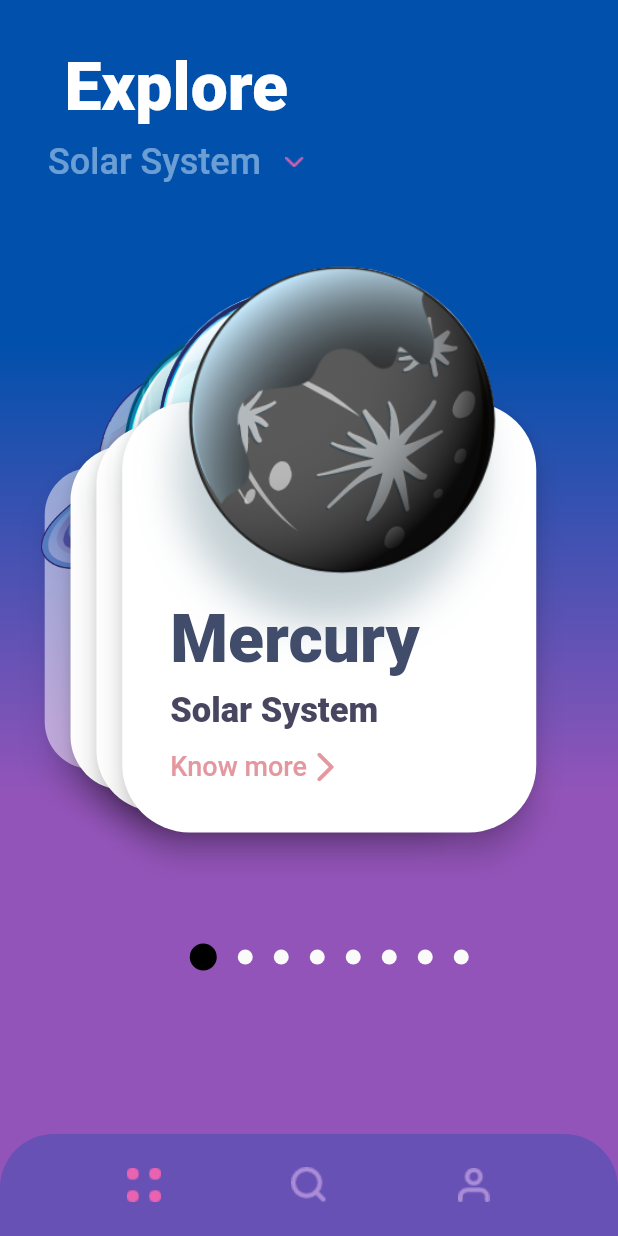
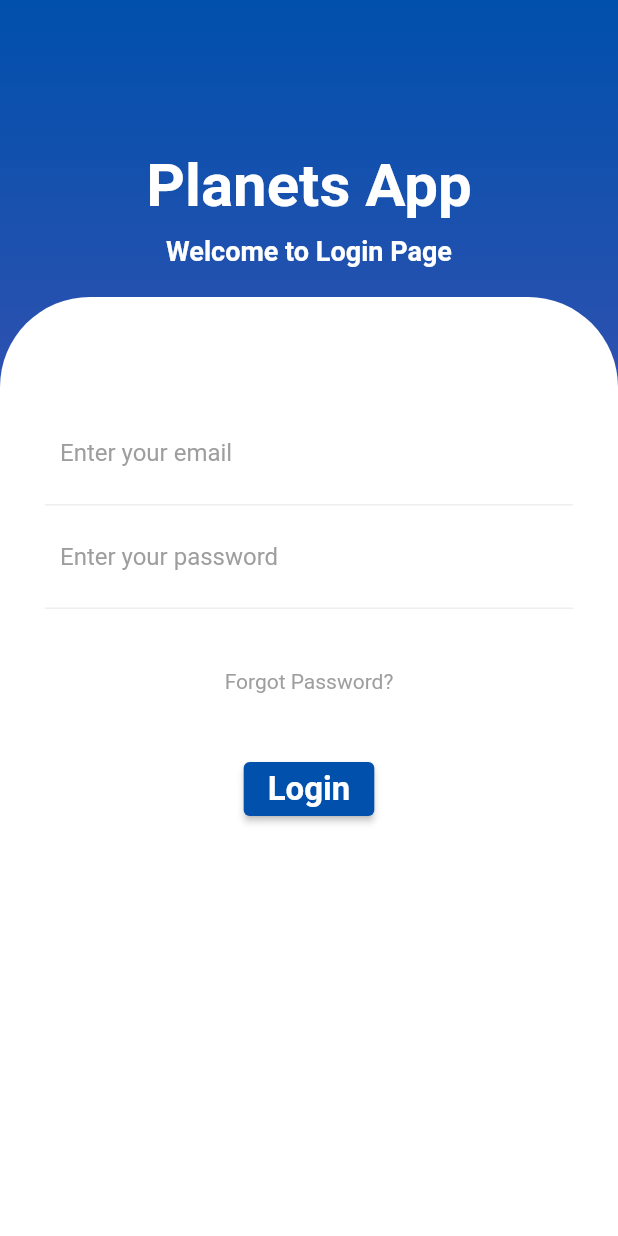
Before and after one commit to PAlex275/planets_app, a Flutter app: the screen it shows after launch, on a phone screen of 412 x 824 dp. Run offline on Flutter 3.47's test engine with Material 2 defaults, Android fonts, the phone set to English and light mode, and no system bars; our stand-ins replace flutter_swiper; Roboto replaces fonts that are missing (Avenir).

Commit message:
login to solar app

```diff
--- /dev/null
+++ b/lib/Button.dart
@@ -0,0 +1,26 @@
+import 'package:flutter/material.dart';
+
+class Button extends StatelessWidget{
+  @override
+  Widget build(BuildContext context) {
+    return Container(
+      height: 50,
+      margin: EdgeInsets.symmetric(horizontal: 50),
+      decoration: BoxDecoration(
+        color: Colors.cyan[500],
+        borderRadius: BorderRadius.circular(10),
+      ),
+      child: Center(
+        child: Text(
+          'Login',
+          style: TextStyle(
+            color: Colors.white,
+            fontSize: 15.0,
+            fontWeight: FontWeight.bold,
+          ),
+        ),
+      ),
+    );
+
+  }
+}
--- /dev/null
+++ b/lib/Header.dart
@@ -0,0 +1,40 @@
+import 'dart:ui';
+
+import 'package:flutter/material.dart';
+
+class Header extends StatelessWidget {
+  @override
+  Widget build(BuildContext context) {
+    return Padding(
+      padding: EdgeInsets.all(20),
+      child: Column(
+        crossAxisAlignment: CrossAxisAlignment.start,
+        children: <Widget>[
+          Center(
+            child: Text(
+              'Planets App',
+              style: TextStyle(
+                color: Colors.white,
+                fontSize: 40,
+                fontWeight: FontWeight.bold,
+              ),
+            ),
+          ),
+          SizedBox(
+            height: 10,
+          ),
+          Center(
+            child: Text(
+                'Welcome to Login Page',
+              style: TextStyle(
+                color: Colors.white,
+                fontSize: 18,
+                fontWeight: FontWeight.bold,
+              ),
+            ),
+          ),
+        ],
+      ),
+    );
+  }
+}
--- /dev/null
+++ b/lib/InputField.dart
@@ -0,0 +1,54 @@
+import 'package:flutter/material.dart';
+
+class InputField extends StatelessWidget {
+
+  static bool validator_email=false;
+  static bool validator_password=false;
+
+  @override
+  Widget build(BuildContext context) {
+    return Column(
+      children: <Widget>[
+        Container(
+          padding: EdgeInsets.all(10),
+          decoration: BoxDecoration(
+            border: Border(
+              bottom: BorderSide(
+                color: Colors.grey[200],
+              ),
+            ),
+          ),
+          child: TextFormField(
+            decoration: InputDecoration(
+              hintText: "Enter your email",
+              hintStyle: TextStyle(
+                color: Colors.grey,
+              ),
+              border: InputBorder.none,
+            ),
+          ),
+        ),
+        Container(
+          padding: EdgeInsets.all(10),
+          decoration: BoxDecoration(
+            border: Border(
+              bottom: BorderSide(
+                color: Colors.grey[200],
+              ),
+            ),
+          ),
+          child: TextFormField(
+            decoration: InputDecoration(
+              hintText: "Enter your password",
+              hintStyle: TextStyle(
+                color: Colors.grey,
+              ),
+              border: InputBorder.none,
+            ),
+
+          ),
+        ),
+      ],
+    );
+  }
+}
--- /dev/null
+++ b/lib/InputWrapper.dart
@@ -0,0 +1,69 @@
+import 'package:flutter/cupertino.dart';
+import 'package:flutter/material.dart';
+import 'package:solar_app/constants.dart';
+
+
+import 'InputField.dart';
+import 'home_page.dart';
+
+class InputWrapper extends StatelessWidget {
+
+  static bool validator=false;
+  @override
+  Widget build(BuildContext context) {
+    return Padding(
+      padding: EdgeInsets.all(30),
+      child: Column(
+        children: <Widget>[
+          SizedBox(
+            height: 40,
+          ),
+          Container(
+            decoration: BoxDecoration(
+              color: Colors.white,
+              borderRadius: BorderRadius.circular(10),
+            ),
+            child: InputField(),
+          ),
+          SizedBox(
+            height: 40,
+          ),
+          Text(
+            'Forgot Password?',
+            style: TextStyle(
+              color: Colors.grey,
+            ),
+          ),
+          SizedBox(
+            height: 40,
+          ),
+          ElevatedButton(
+              style: ButtonStyle(
+                backgroundColor: MaterialStateProperty.resolveWith<Color>(
+                  (Set<MaterialState> states) {
+                    if (states.contains(MaterialState.pressed))
+                      return Colors.green;
+                    return gradientStartColor; // Use the component's default.
+                  },
+                ),
+              ),
+              child: Text(
+                'Login',
+                style: TextStyle(
+                  fontSize: 22,
+                  fontWeight: FontWeight.w600,
+                  color: Colors.white,
+                ),
+              ),
+              onPressed: () {
+                  validator=true;
+                  Navigator.push(
+                    context,
+                    MaterialPageRoute(builder: (context) => HomePage()),
+                  );
+              }), //Button(),
+        ],
+      ),
+    );
+  }
+}
--- /dev/null
+++ b/lib/LoginPage.dart
@@ -0,0 +1,43 @@
+import 'package:flutter/material.dart';
+
+import 'Header.dart';
+import 'InputWrapper.dart';
+import 'constants.dart';
+
+class LoginPage extends StatelessWidget {
+  @override
+  Widget build(BuildContext context) {
+    return Scaffold(
+      resizeToAvoidBottomInset: false,
+      body: Container(
+        width: double.infinity,
+        decoration: BoxDecoration(
+          gradient: LinearGradient(
+            colors: [gradientStartColor, gradientEndColor],
+            begin: Alignment.topCenter,
+            end: Alignment.bottomCenter,
+          ),
+        ),
+        child: Column(
+          children: <Widget>[
+            SizedBox(height: 80,),
+            Header(),
+            Expanded(
+              child: Container(
+                decoration: BoxDecoration(
+                  color: Colors.white,
+                  borderRadius: BorderRadius.only(
+                    topLeft: Radius.circular(60),
+                    topRight: Radius.circular(60),
+                  ),
+                ),
+                child: InputWrapper(),
+              ),
+            ),
+          ],
+        ),
+      ),
+    );
+  }
+
+}
--- a/lib/home_page.dart
+++ b/lib/home_page.dart
@@ -189,7 +189,13 @@ class HomePage extends StatelessWidget {
             ),
             IconButton(
               icon: Image.asset('assets/profile_icon.png'),
-              onPressed: () {},
+              onPressed: () {
+                Navigator.push(
+                  context,
+                  MaterialPageRoute(builder: (context) => SecondRoute()),
+                );
+
+              },
             ),
           ],
         ),
@@ -197,3 +203,22 @@ class HomePage extends StatelessWidget {
     );
   }
 }
+
+class SecondRoute extends StatelessWidget {
+  @override
+  Widget build(BuildContext context) {
+    return Scaffold(
+      appBar: AppBar(
+        title: Text("Second Route"),
+      ),
+      body: Center(
+        child: RaisedButton(
+          onPressed: () {
+            Navigator.pop(context);
+          },
+          child: Text('Go back!'),
+        ),
+      ),
+    );
+  }
+}
--- a/lib/main.dart
+++ b/lib/main.dart
@@ -1,5 +1,7 @@
 import 'package:flutter/material.dart';
 
+import 'InputWrapper.dart';
+import 'LoginPage.dart';
 import 'home_page.dart';
 
 void main() {
@@ -10,14 +12,27 @@ class MyApp extends StatelessWidget {
   // This widget is the root of your application.
   @override
   Widget build(BuildContext context) {
+    if(InputWrapper.validator==true){
+
       return MaterialApp(
-      title: 'Flutter Demo',
         theme: ThemeData(
           primarySwatch: Colors.blue,
           visualDensity: VisualDensity.adaptivePlatformDensity,
         ),
-      home: HomePage(),
+        home:HomePage(),
         debugShowCheckedModeBanner: false,
       );
     }
+    else{
+      return MaterialApp(
+        theme: ThemeData(
+          primarySwatch: Colors.blue,
+          visualDensity: VisualDensity.adaptivePlatformDensity,
+        ),
+        home: LoginPage(),
+        debugShowCheckedModeBanner: false,
+      );
     }
+
+  }
+}
--- a/pubspec.yaml
+++ b/pubspec.yaml
@@ -29,6 +29,7 @@ dependencies:
   # Use with the CupertinoIcons class for iOS style icons.
   cupertino_icons: ^1.0.2
   flutter_swiper: any
+  shared_preferences: ^0.4.3
 
 dev_dependencies:
   flutter_test:
```
Also changed, not shown: pubspec.lock. Lines whose indentation alone changed are shown as unchanged.
